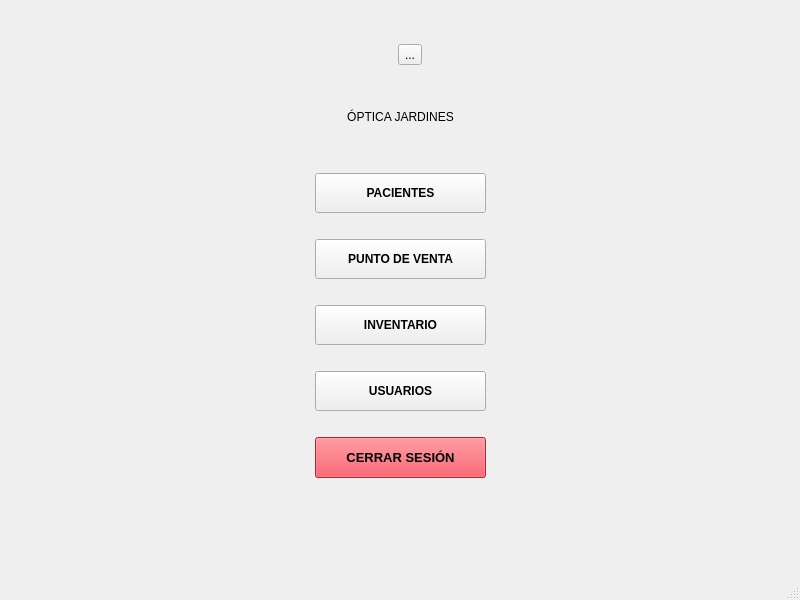
This is Menu.ui in Matapuercos666/OPTICA as Qt 5 draws it before an edit. The edited form follows.
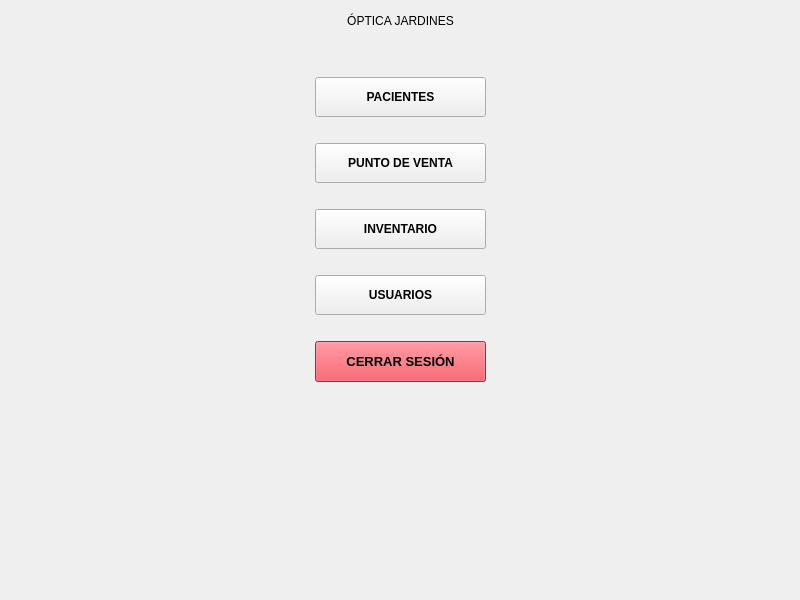
This is the edited form. Icons and pictures are not drawn.

Patch:
```diff
--- a/Menu.ui
+++ b/Menu.ui
@@ -1,7 +1,7 @@
 <?xml version="1.0" encoding="UTF-8"?>
 <ui version="4.0">
  <class>Menu</class>
- <widget class="QMainWindow" name="Menu">
+ <widget class="QWidget" name="Menu">
   <property name="geometry">
    <rect>
     <x>0</x>
@@ -13,63 +13,18 @@
   <property name="windowTitle">
    <string>MENU</string>
   </property>
-  <widget class="QWidget" name="centralwidget">
+  <layout class="QGridLayout" name="gridLayout_4">
+   <item row="0" column="0">
    <layout class="QGridLayout" name="gridLayout">
     <item row="0" column="0">
-     <layout class="QGridLayout" name="gridLayout_2" rowstretch="0,0,0,0,0,0,0,0,0,0,0,0,0,0,0" columnstretch="3,0,5">
-      <item row="0" column="0" colspan="3">
-       <layout class="QGridLayout" name="gridLayout_5" columnstretch="0,0,0,0">
-        <item row="0" column="1">
-         <spacer name="horizontalSpacer_5">
-          <property name="orientation">
-           <enum>Qt::Orientation::Horizontal</enum>
-          </property>
-          <property name="sizeHint" stdset="0">
-           <size>
-            <width>40</width>
-            <height>20</height>
-           </size>
-          </property>
-         </spacer>
-        </item>
-        <item row="0" column="3">
-         <spacer name="horizontalSpacer_6">
-          <property name="orientation">
-           <enum>Qt::Orientation::Horizontal</enum>
-          </property>
-          <property name="sizeHint" stdset="0">
-           <size>
-            <width>40</width>
-            <height>20</height>
-           </size>
-          </property>
-         </spacer>
-        </item>
-        <item row="0" column="2">
-         <widget class="QToolButton" name="LOGO">
-          <property name="layoutDirection">
-           <enum>Qt::LayoutDirection::RightToLeft</enum>
-          </property>
-          <property name="text">
-           <string>...</string>
-          </property>
-          <property name="icon">
-           <iconset resource="RECURSOS.qrc">
-            <normaloff>:/IMAGENES/IMAGENES/LOGOS/LOGO GRIS.jpg</normaloff>:/IMAGENES/IMAGENES/LOGOS/LOGO GRIS.jpg</iconset>
-          </property>
-          <property name="iconSize">
-           <size>
-            <width>35</width>
-            <height>35</height>
-           </size>
-          </property>
-          <property name="popupMode">
-           <enum>QToolButton::ToolButtonPopupMode::DelayedPopup</enum>
-          </property>
-         </widget>
-        </item>
-        <item row="0" column="0">
-         <spacer name="verticalSpacer_3">
+      <layout class="QGridLayout" name="gridLayout_2" rowstretch="0,0,0,0,0,0,0,0,0,0,0,0,0,0" columnstretch="3,0">
+       <item row="13" column="0" colspan="2">
+        <layout class="QVBoxLayout" name="verticalLayout">
+         <property name="topMargin">
+          <number>0</number>
+         </property>
+         <item>
+          <spacer name="verticalSpacer_2">
           <property name="orientation">
            <enum>Qt::Orientation::Vertical</enum>
           </property>
@@ -79,14 +34,14 @@
           <property name="sizeHint" stdset="0">
            <size>
             <width>20</width>
-            <height>50</height>
+             <height>40</height>
            </size>
           </property>
          </spacer>
         </item>
        </layout>
       </item>
-      <item row="13" column="0" colspan="3">
+       <item row="12" column="0" colspan="2">
        <layout class="QGridLayout" name="layout" rowstretch="0,0">
         <property name="topMargin">
          <number>0</number>
@@ -367,47 +322,12 @@
         </item>
        </layout>
       </item>
-      <item row="14" column="0" colspan="3">
-       <layout class="QVBoxLayout" name="verticalLayout">
-        <property name="topMargin">
-         <number>0</number>
-        </property>
-        <item>
-         <spacer name="verticalSpacer_2">
-          <property name="orientation">
-           <enum>Qt::Orientation::Vertical</enum>
-          </property>
-          <property name="sizeType">
-           <enum>QSizePolicy::Policy::Expanding</enum>
-          </property>
-          <property name="sizeHint" stdset="0">
-           <size>
-            <width>20</width>
-            <height>40</height>
-           </size>
-          </property>
-         </spacer>
-        </item>
        </layout>
       </item>
      </layout>
     </item>
    </layout>
   </widget>
-  <widget class="QMenuBar" name="menubar">
-   <property name="geometry">
-    <rect>
-     <x>0</x>
-     <y>0</y>
-     <width>800</width>
-     <height>22</height>
-    </rect>
-   </property>
-  </widget>
-  <widget class="QStatusBar" name="statusbar"/>
- </widget>
- <resources>
-  <include location="RECURSOS.qrc"/>
- </resources>
+ <resources/>
  <connections/>
 </ui>
```
Lines whose indentation alone changed are shown as unchanged.
